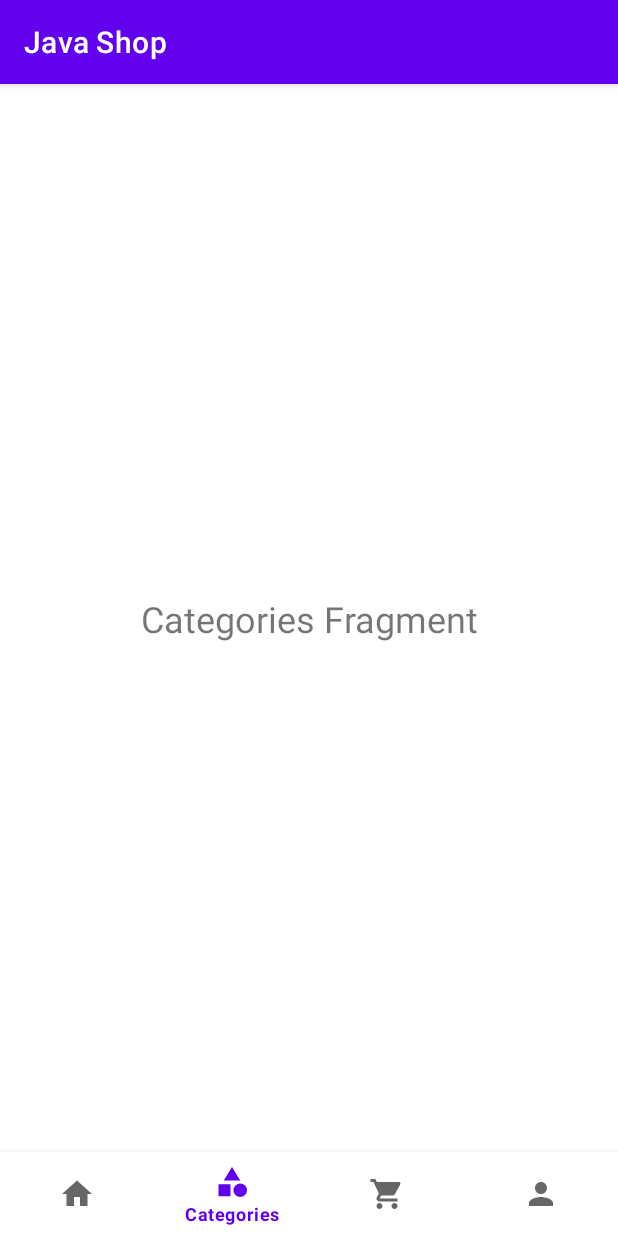
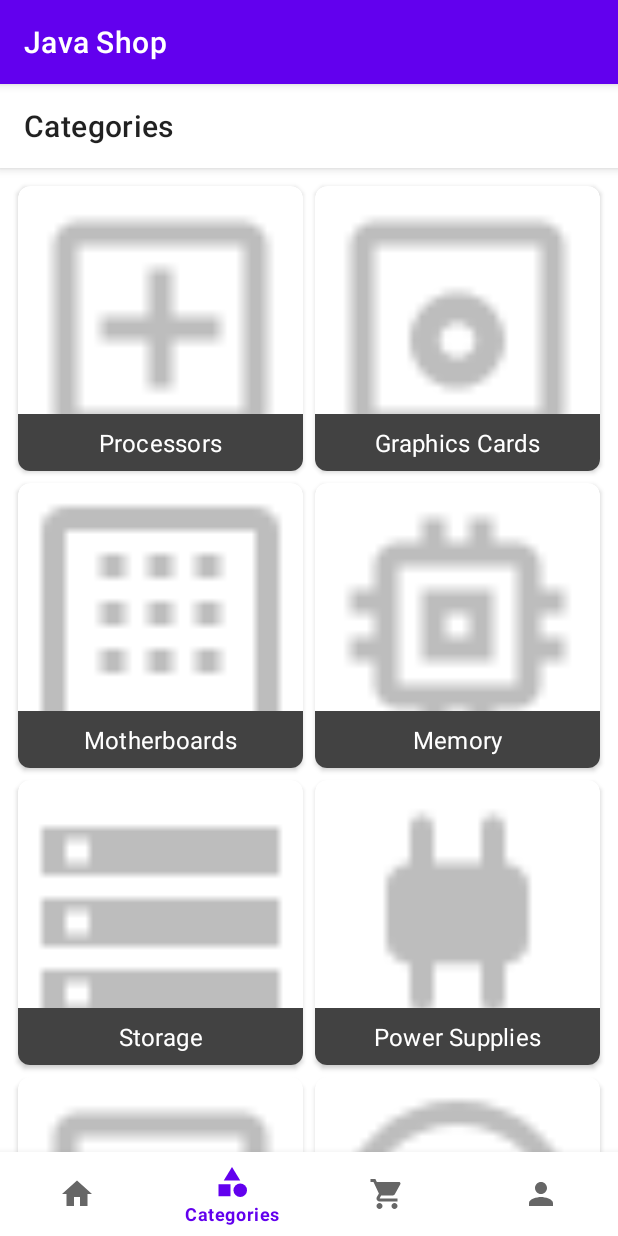
Before and after one commit to ZAAFHachemrachid/javashop, an Android app: the CategoriesFragment screen opened through its navigation route, on a phone screen of 412 x 824 dp. Run offline under Robolectric (Android 15) with nearby library versions, the phone set to English and light mode, and no system bars; our stand-ins replace Room's generated code, navigation-ui.

Commit message:
feat: Enhance category management and UI improvements - Added category initialization in MainActivity - Updated Category entity with foreign key and index - Modified CategoryAdapter to use correct image view ID - Improved CategoriesFragment to handle empty states and loading indicators - Refactored fragment_categories layout to use CoordinatorLayout and added empty state view - Updated item_category layout for better image handling and text appearance - Added drawable resources for category icons

```diff
--- a/app/src/main/java/com/example/java_shop/MainActivity.java
+++ b/app/src/main/java/com/example/java_shop/MainActivity.java
@@ -7,6 +7,7 @@ import androidx.navigation.NavController;
 import androidx.navigation.fragment.NavHostFragment;
 import androidx.navigation.ui.NavigationUI;
 import com.google.android.material.bottomnavigation.BottomNavigationView;
+import com.example.java_shop.data.repositories.CategoryRepository;
 
 public class MainActivity extends AppCompatActivity {
     private static final String TAG = "MainActivity";
@@ -19,6 +20,11 @@ public class MainActivity extends AppCompatActivity {
             super.onCreate(savedInstanceState);
             setContentView(R.layout.activity_main);
             Log.d(TAG, "Layout set");
+
+            // Initialize Categories
+            CategoryRepository categoryRepository = new CategoryRepository(getApplication());
+            categoryRepository.initializeDefaultCategories();
+            Log.d(TAG, "Categories initialized");
 
             // Initialize Bottom Navigation
             bottomNav = findViewById(R.id.bottom_nav);
--- a/app/src/main/java/com/example/java_shop/adapters/CategoryAdapter.java
+++ b/app/src/main/java/com/example/java_shop/adapters/CategoryAdapter.java
@@ -42,7 +42,7 @@ public class CategoryAdapter extends ListAdapter<Category, CategoryAdapter.Categ
 
         CategoryViewHolder(@NonNull View itemView) {
             super(itemView);
-            iconView = itemView.findViewById(R.id.category_icon);
+            iconView = itemView.findViewById(R.id.category_image);
             nameView = itemView.findViewById(R.id.category_name);
         }
 
--- a/app/src/main/java/com/example/java_shop/data/repositories/CategoryRepository.java
+++ b/app/src/main/java/com/example/java_shop/data/repositories/CategoryRepository.java
@@ -94,14 +94,14 @@ public class CategoryRepository {
         executorService.execute(() -> {
             // Create main product categories
             List<Category> mainCategories = List.of(
-                new Category("CPU", "Processors", "Central Processing Units", "cpu_icon", 1, true, null),
-                new Category("GPU", "Graphics Cards", "Graphics Processing Units", "gpu_icon", 2, true, null),
-                new Category("MB", "Motherboards", "Motherboards", "mb_icon", 3, true, null),
-                new Category("RAM", "Memory", "RAM modules", "ram_icon", 4, true, null),
-                new Category("STORAGE", "Storage", "Storage devices", "storage_icon", 5, true, null),
-                new Category("PSU", "Power Supplies", "Power Supply Units", "psu_icon", 6, true, null),
-                new Category("CASE", "Cases", "Computer Cases", "case_icon", 7, true, null),
-                new Category("COOLING", "Cooling", "Cooling Systems", "cooling_icon", 8, true, null)
+                new Category("CPU", "Processors", "Central Processing Units", "@drawable/ic_category_cpu", 1, true, null),
+                new Category("GPU", "Graphics Cards", "Graphics Processing Units", "@drawable/ic_category_gpu", 2, true, null),
+                new Category("MB", "Motherboards", "Motherboards", "@drawable/ic_category_motherboard", 3, true, null),
+                new Category("RAM", "Memory", "RAM modules", "@drawable/ic_category_memory", 4, true, null),
+                new Category("STORAGE", "Storage", "Storage devices", "@drawable/ic_category_storage", 5, true, null),
+                new Category("PSU", "Power Supplies", "Power Supply Units", "@drawable/ic_category_psu", 6, true, null),
+                new Category("CASE", "Cases", "Computer Cases", "@drawable/ic_category_case", 7, true, null),
+                new Category("COOLING", "Cooling", "Cooling Systems", "@drawable/ic_category_cooling", 8, true, null)
             );
             categoryDao.insertAll(mainCategories);
         });
--- a/app/src/main/java/com/example/java_shop/fragments/CategoriesFragment.java
+++ b/app/src/main/java/com/example/java_shop/fragments/CategoriesFragment.java
@@ -43,15 +43,31 @@ public class CategoriesFragment extends Fragment implements CategoryAdapter.OnCa
         setupObservers();
     }
 
+    private View emptyState;
+    private View loadingIndicator;
+
     private void setupViews(View view) {
+        // Setup RecyclerView
         categoriesRecyclerView = view.findViewById(R.id.categories_recycler_view);
         categoriesRecyclerView.setAdapter(categoryAdapter);
+
+        // Find views
+        emptyState = view.findViewById(R.id.empty_state);
+        loadingIndicator = view.findViewById(R.id.loading_indicator);
     }
 
     private void setupObservers() {
         // Observe categories
         viewModel.getCategories().observe(getViewLifecycleOwner(), categories -> {
-            categoryAdapter.submitList(categories);
+            loadingIndicator.setVisibility(View.GONE);
+            if (categories == null || categories.isEmpty()) {
+                emptyState.setVisibility(View.VISIBLE);
+                categoriesRecyclerView.setVisibility(View.GONE);
+            } else {
+                emptyState.setVisibility(View.GONE);
+                categoriesRecyclerView.setVisibility(View.VISIBLE);
+                categoryAdapter.submitList(categories);
+            }
         });
 
         // Observe navigation commands
--- a/app/src/main/java/com/example/java_shop/utils/ImageLoader.java
+++ b/app/src/main/java/com/example/java_shop/utils/ImageLoader.java
@@ -20,13 +20,29 @@ public class ImageLoader {
      * @param imageView The target ImageView
      * @param url The URL of the image to load
      */
-    public static void loadImage(ImageView imageView, String url) {
-        if (imageView == null) return;
+    public static void loadImage(ImageView imageView, String source) {
+        if (imageView == null || source == null) return;
 
-        Glide.with(imageView.getContext())
-                .load(url)
+        if (source.startsWith("@drawable/")) {
+            String resourceName = source.substring(10); // Remove "@drawable/"
+            int resourceId = imageView.getContext().getResources()
+                .getIdentifier(resourceName, "drawable", imageView.getContext().getPackageName());
+            if (resourceId != 0) {
+                Glide.with(imageView.getContext())
+                    .load(resourceId)
+                    .apply(DEFAULT_OPTIONS)
+                    .into(imageView);
+            } else {
+                // Fallback to error drawable if resource not found
+                imageView.setImageResource(R.drawable.error_image);
+            }
+        } else {
+            // Handle URLs as before
+            Glide.with(imageView.getContext())
+                .load(source)
                 .apply(DEFAULT_OPTIONS)
                 .into(imageView);
+        }
     }
 
     /**
--- a/app/src/main/res/layout/fragment_categories.xml
+++ b/app/src/main/res/layout/fragment_categories.xml
@@ -1,17 +1,71 @@
 <?xml version="1.0" encoding="utf-8"?>
-<androidx.constraintlayout.widget.ConstraintLayout xmlns:android="http://schemas.android.com/apk/res/android"
+<androidx.coordinatorlayout.widget.CoordinatorLayout xmlns:android="http://schemas.android.com/apk/res/android"
     xmlns:app="http://schemas.android.com/apk/res-auto"
+    xmlns:tools="http://schemas.android.com/tools"
     android:layout_width="match_parent"
     android:layout_height="match_parent">
 
-    <TextView
+    <com.google.android.material.appbar.AppBarLayout
+        android:layout_width="match_parent"
+        android:layout_height="wrap_content"
+        android:background="@android:color/white">
+
+        <androidx.appcompat.widget.Toolbar
+            android:id="@+id/toolbar"
+            android:layout_width="match_parent"
+            android:layout_height="?attr/actionBarSize"
+            app:title="Categories"
+            app:titleTextAppearance="?attr/textAppearanceHeadline6" />
+
+    </com.google.android.material.appbar.AppBarLayout>
+
+    <!-- Categories Grid -->
+    <androidx.recyclerview.widget.RecyclerView
+        android:id="@+id/categories_recycler_view"
+        android:layout_width="match_parent"
+        android:layout_height="match_parent"
+        android:clipToPadding="false"
+        android:padding="8dp"
+        app:layoutManager="androidx.recyclerview.widget.GridLayoutManager"
+        app:layout_behavior="@string/appbar_scrolling_view_behavior"
+        app:spanCount="2"
+        tools:itemCount="6"
+        tools:listitem="@layout/item_category" />
+
+    <!-- Empty State -->
+    <!-- Loading Indicator -->
+    <ProgressBar
+        android:id="@+id/loading_indicator"
         android:layout_width="wrap_content"
         android:layout_height="wrap_content"
-        android:text="Categories Fragment"
-        android:textSize="24sp"
-        app:layout_constraintBottom_toBottomOf="parent"
-        app:layout_constraintEnd_toEndOf="parent"
-        app:layout_constraintStart_toStartOf="parent"
-        app:layout_constraintTop_toTopOf="parent" />
+        android:layout_gravity="center"
+        android:visibility="visible"
+        app:layout_behavior="@string/appbar_scrolling_view_behavior" />
 
-</androidx.constraintlayout.widget.ConstraintLayout>
+    <!-- Empty State -->
+    <LinearLayout
+        android:id="@+id/empty_state"
+        android:layout_width="match_parent"
+        android:layout_height="match_parent"
+        android:gravity="center"
+        android:orientation="vertical"
+        android:padding="32dp"
+        android:visibility="gone"
+        app:layout_behavior="@string/appbar_scrolling_view_behavior">
+
+        <ImageView
+            android:layout_width="120dp"
+            android:layout_height="120dp"
+            android:alpha="0.5"
+            android:src="@drawable/baseline_category_24" />
+
+        <TextView
+            android:layout_width="wrap_content"
+            android:layout_height="wrap_content"
+            android:layout_marginTop="16dp"
+            android:text="No categories available"
+            android:textAppearance="?attr/textAppearanceHeadline6" />
+
+    </LinearLayout>
+
+</androidx.coordinatorlayout.widget.CoordinatorLayout>
--- a/app/src/main/res/layout/item_category.xml
+++ b/app/src/main/res/layout/item_category.xml
@@ -2,37 +2,45 @@
 <com.google.android.material.card.MaterialCardView xmlns:android="http://schemas.android.com/apk/res/android"
     xmlns:app="http://schemas.android.com/apk/res-auto"
     xmlns:tools="http://schemas.android.com/tools"
-    android:layout_width="100dp"
-    android:layout_height="100dp"
+    android:layout_width="match_parent"
+    android:layout_height="wrap_content"
     android:layout_margin="4dp"
     app:cardCornerRadius="8dp"
     app:cardElevation="2dp">
 
-    <LinearLayout
+    <androidx.constraintlayout.widget.ConstraintLayout
         android:layout_width="match_parent"
-        android:layout_height="match_parent"
-        android:gravity="center"
-        android:orientation="vertical"
-        android:padding="8dp">
+        android:layout_height="wrap_content">
 
+        <!-- Category Image -->
         <ImageView
-            android:id="@+id/category_icon"
-            android:layout_width="48dp"
-            android:layout_height="48dp"
-            android:layout_marginBottom="8dp"
-            android:scaleType="fitCenter"
-            tools:src="@android:drawable/ic_menu_gallery" />
+            android:id="@+id/category_image"
+            android:layout_width="0dp"
+            android:layout_height="0dp"
+            android:scaleType="centerCrop"
+            app:layout_constraintDimensionRatio="1:1"
+            app:layout_constraintEnd_toEndOf="parent"
+            app:layout_constraintStart_toStartOf="parent"
+            app:layout_constraintTop_toTopOf="parent"
+            tools:src="@drawable/placeholder_image" />
 
+        <!-- Category Name -->
         <TextView
             android:id="@+id/category_name"
-            android:layout_width="wrap_content"
+            android:layout_width="match_parent"
             android:layout_height="wrap_content"
+            android:background="@color/cardview_dark_background"
             android:ellipsize="end"
-            android:gravity="center"
             android:maxLines="2"
-            android:textSize="12sp"
+            android:padding="8dp"
+            android:textAlignment="center"
+            android:textAppearance="?attr/textAppearanceSubtitle1"
+            android:textColor="@android:color/white"
+            app:layout_constraintBottom_toBottomOf="parent"
+            app:layout_constraintEnd_toEndOf="parent"
+            app:layout_constraintStart_toStartOf="parent"
             tools:text="Graphics Cards" />
 
-    </LinearLayout>
+    </androidx.constraintlayout.widget.ConstraintLayout>
 
 </com.google.android.material.card.MaterialCardView>
```
Also changed, not shown: app/src/main/java/com/example/java_shop/data/models/Category.java (+12 -1 lines), app/src/main/res/drawable/ic_category_case.xml (added, +11 -0 lines), app/src/main/res/drawable/ic_category_cooling.xml (added, +11 -0 lines), app/src/main/res/drawable/ic_category_cpu.xml (added, +11 -0 lines), app/src/main/res/drawable/ic_category_gpu.xml (added, +11 -0 lines), app/src/main/res/drawable/ic_category_memory.xml (added, +11 -0 lines), app/src/main/res/drawable/ic_category_motherboard.xml (added, +11 -0 lines), app/src/main/res/drawable/ic_category_psu.xml (added, +11 -0 lines), app/src/main/res/drawable/ic_category_storage.xml (added, +11 -0 lines).
